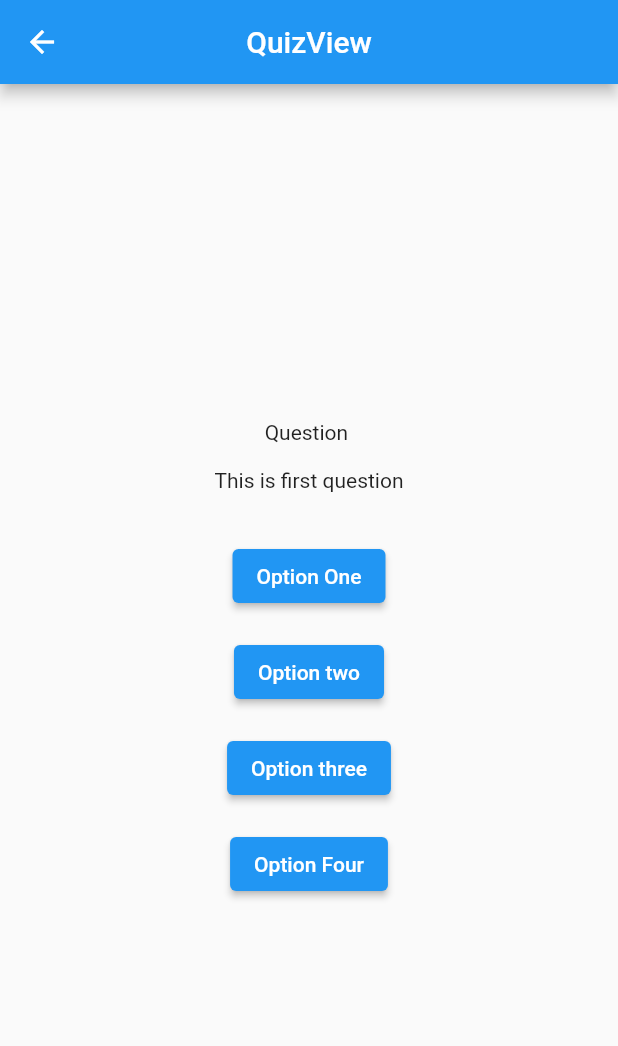
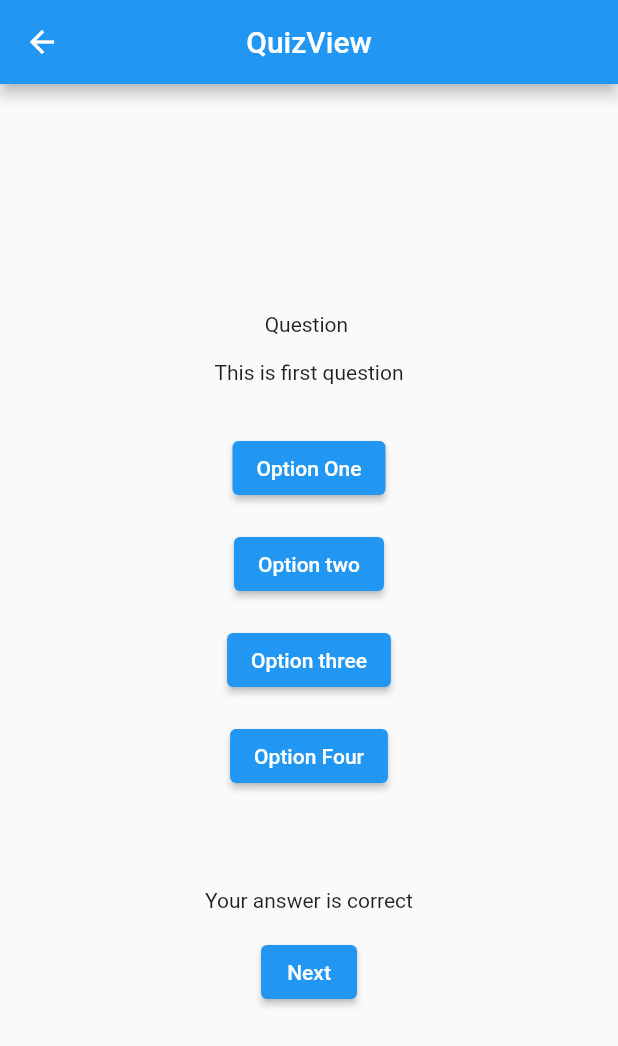
Before and after one commit to alpondith/trivia-quiz, a Flutter app: the QuizView screen opened by its route, after a tap on "Option One", on a phone screen of 412 x 824 dp. Shown: the top 1046 px of the screen. Run offline on Flutter 3.47's test engine with Material 2 defaults, Android fonts, the phone set to English and light mode, and no system bars; our stand-ins replace get.

Commit message:
answer checking and moving to next question

```diff
--- a/lib/app/modules/quiz/controllers/quiz_controller.dart
+++ b/lib/app/modules/quiz/controllers/quiz_controller.dart
@@ -2,6 +2,14 @@ import 'package:get/get.dart';
 
 class QuizController extends GetxController with StateMixin {
   int index = 0;
+
+  final _messageVisible = false.obs;
+  get messageVisible => _messageVisible.value;
+  set messageVisible(v) => _messageVisible.value = v;
+
+  final _message = ''.obs;
+  get message => _message.value;
+  set message(v) => _message.value = v;
 
   @override
   void onInit() {
@@ -16,9 +24,8 @@ class QuizController extends GetxController with StateMixin {
   }
 
   void nextQuestion() {
+    messageVisible = false;
     index++;
-    print("index : " + index.toString());
-    print("length : " + questions.length.toString());
     if (index < questions.length) {
       setQuestion(index);
     } else {
@@ -26,7 +33,14 @@ class QuizController extends GetxController with StateMixin {
     }
   }
 
-  void checkAnswer() {}
+  void checkAnswer(String key) {
+    if (questions[index]['answer'] == key) {
+      message = 'Your answer is correct';
+    } else {
+      message = 'Your answer is Incorrect';
+    }
+    messageVisible = true;
+  }
 
   List<Map<String, String>> questions = [
     {
--- a/lib/app/modules/quiz/views/quiz_view.dart
+++ b/lib/app/modules/quiz/views/quiz_view.dart
@@ -23,23 +23,39 @@ class QuizView extends GetView<QuizController> {
               Text(data['question']),
               const SizedBox(height: 32),
               ElevatedButton(
-                onPressed: () {},
+                onPressed: () => controller.checkAnswer('option-1'),
                 child: Text(data['option-1']),
               ),
               const SizedBox(height: 16),
               ElevatedButton(
-                onPressed: () {},
+                onPressed: () => controller.checkAnswer('option-2'),
                 child: Text(data['option-2']),
               ),
               const SizedBox(height: 16),
               ElevatedButton(
-                onPressed: () {},
+                onPressed: () => controller.checkAnswer('option-3'),
                 child: Text(data['option-3']),
               ),
               const SizedBox(height: 16),
               ElevatedButton(
-                onPressed: () => controller.nextQuestion(),
+                onPressed: () => controller.checkAnswer('option-4'),
                 child: Text(data['option-4']),
+              ),
+              const SizedBox(height: 64),
+              Obx(
+                () => Visibility(
+                  visible: controller.messageVisible,
+                  child: Column(
+                    children: [
+                      Text(controller.message),
+                      const SizedBox(height: 16),
+                      ElevatedButton(
+                        onPressed: () => controller.nextQuestion(),
+                        child: const Text('Next'),
+                      ),
+                    ],
+                  ),
+                ),
               ),
             ],
           ),
```
Also changed, not shown: lib/app/modules/quiz/controllers/check_answer_controller.dart (deleted, +0 -8 lines).
